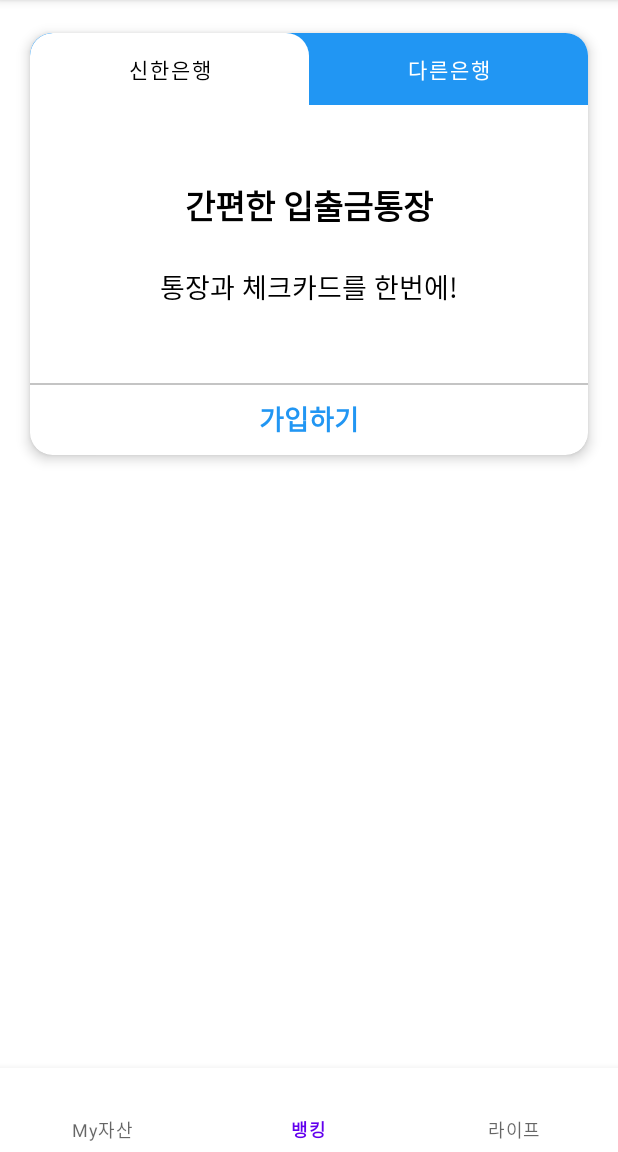
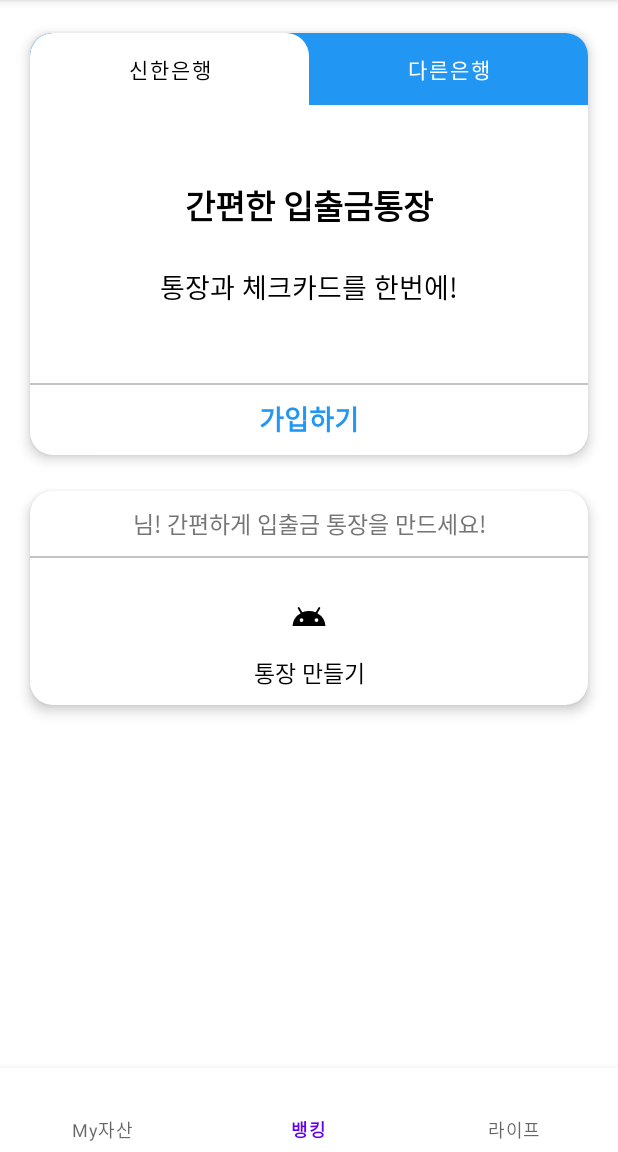
Before and after one commit to sseung416/DgswSol, an Android app: the screen it shows after launch (MainActivity), item 2 of the bottom bar chosen, on a phone screen of 412 x 824 dp, the part 84-1236 px from its top. Run offline under Robolectric (Android 15) with nearby library versions, the phone set to English and light mode, and no system bars; our stand-ins replace data binding.

Commit message:
[Update] MainFragment, LifeFragment xml 변경

```diff
--- a/presenter/src/main/res/layout/intro_fragment.xml
+++ b/presenter/src/main/res/layout/intro_fragment.xml
@@ -5,9 +5,7 @@
     android:layout_height="match_parent"
     tools:context=".view.fragment.IntroFragment">
 
-    <TextView
+    <androidx.viewpager2.widget.ViewPager2
         android:layout_width="match_parent"
-        android:layout_height="match_parent"
-        android:text="Hello" />
-
+        android:layout_height="match_parent" />
 </FrameLayout>
--- a/presenter/src/main/res/layout/main_fragment.xml
+++ b/presenter/src/main/res/layout/main_fragment.xml
@@ -10,29 +10,30 @@
         android:padding="@dimen/layout_padding">
 
         <androidx.cardview.widget.CardView
+            android:id="@+id/cardView2"
             android:layout_width="match_parent"
             android:layout_height="wrap_content"
-            app:cardCornerRadius="15dp"
-            app:cardElevation="5dp"
+            app:cardCornerRadius="@dimen/main_card_radius"
+            app:cardElevation="@dimen/main_card_elevation"
             app:cardUseCompatPadding="true"
             app:layout_constraintStart_toStartOf="parent"
             app:layout_constraintTop_toTopOf="parent">
 
             <LinearLayout
-                android:orientation="vertical"
                 android:layout_width="match_parent"
-                android:layout_height="wrap_content">
+                android:layout_height="wrap_content"
+                android:orientation="vertical">
 
                 <com.google.android.material.tabs.TabLayout
                     android:id="@+id/tab_layout_main"
-                    app:tabSelectedTextColor="@color/black"
-                    app:tabTextColor="@color/white"
+                    android:layout_width="match_parent"
+                    android:layout_height="wrap_content"
                     app:tabBackground="@color/main_sky_blue"
                     app:tabIndicator="@drawable/tab_select_background"
                     app:tabIndicatorColor="@color/white"
                     app:tabIndicatorGravity="stretch"
-                    android:layout_width="match_parent"
-                    android:layout_height="wrap_content">
+                    app:tabSelectedTextColor="@color/black"
+                    app:tabTextColor="@color/white">
 
                     <com.google.android.material.tabs.TabItem
                         android:layout_width="wrap_content"
@@ -55,5 +56,67 @@
             </LinearLayout>
         </androidx.cardview.widget.CardView>
 
+        <androidx.cardview.widget.CardView
+            android:layout_width="match_parent"
+            android:layout_height="wrap_content"
+            app:cardCornerRadius="@dimen/main_card_radius"
+            app:cardElevation="@dimen/main_card_elevation"
+            app:cardUseCompatPadding="true"
+            app:layout_constraintEnd_toEndOf="parent"
+            app:layout_constraintStart_toStartOf="parent"
+            app:layout_constraintTop_toBottomOf="@+id/cardView2">
+
+            <LinearLayout
+                android:layout_width="match_parent"
+                android:layout_height="match_parent"
+                android:orientation="vertical">
+
+                <TextView
+                    android:id="@+id/textView2"
+                    style="@style/SmallTextView"
+                    android:layout_width="match_parent"
+                    android:layout_height="wrap_content"
+                    android:gravity="center"
+                    android:padding="10dp"
+                    android:text="님! 간편하게 입출금 통장을 만드세요!"
+                    android:textColor="@color/grey" />
+
+                <View
+                    android:id="@+id/view2"
+                    android:layout_width="match_parent"
+                    android:layout_height="1dp"
+                    android:background="@color/light_grey" />
+
+                <androidx.constraintlayout.widget.ConstraintLayout
+                    android:layout_width="match_parent"
+                    android:layout_height="match_parent"
+                    android:padding="10dp">
+
+                    <ImageButton
+                        android:id="@+id/imageButton"
+                        android:layout_width="wrap_content"
+                        android:layout_height="wrap_content"
+                        android:background="@android:color/transparent"
+                        android:padding="15dp"
+                        android:src="@drawable/ic_android_black_24dp"
+                        app:layout_constraintEnd_toEndOf="parent"
+                        app:layout_constraintStart_toStartOf="parent"
+                        app:layout_constraintTop_toTopOf="parent" />
+
+                    <TextView
+                        android:id="@+id/textView3"
+                        style="@style/SmallTextView"
+                        android:layout_width="wrap_content"
+                        android:layout_height="wrap_content"
+                        android:text="통장 만들기"
+                        app:layout_constraintEnd_toEndOf="@+id/imageButton"
+                        app:layout_constraintStart_toStartOf="@+id/imageButton"
+                        app:layout_constraintTop_toBottomOf="@+id/imageButton" />
+                </androidx.constraintlayout.widget.ConstraintLayout>
+
+            </LinearLayout>
+
+        </androidx.cardview.widget.CardView>
+
     </androidx.constraintlayout.widget.ConstraintLayout>
 </layout>
--- a/presenter/src/main/res/values/colors.xml
+++ b/presenter/src/main/res/values/colors.xml
@@ -10,4 +10,5 @@
 
     <color name="light_grey">#FFC4C4C4</color>
     <color name="main_sky_blue">#FF2196F3</color>
+    <color name="grey">#FF757575</color>
 </resources>
--- a/presenter/src/main/res/values/dimens.xml
+++ b/presenter/src/main/res/values/dimens.xml
@@ -1,4 +1,6 @@
 <?xml version="1.0" encoding="utf-8"?>
 <resources>
     <dimen name="layout_padding">10dp</dimen>
+    <dimen name="main_card_elevation">5dp</dimen>
+    <dimen name="main_card_radius">15dp</dimen>
 </resources>
```
Also changed, not shown: presenter/src/main/java/com/example/a2ndproject/view/fragment/IntroFragment.kt (+2 -9 lines), presenter/src/main/res/layout/life_fragment.xml (+27 -5 lines).
